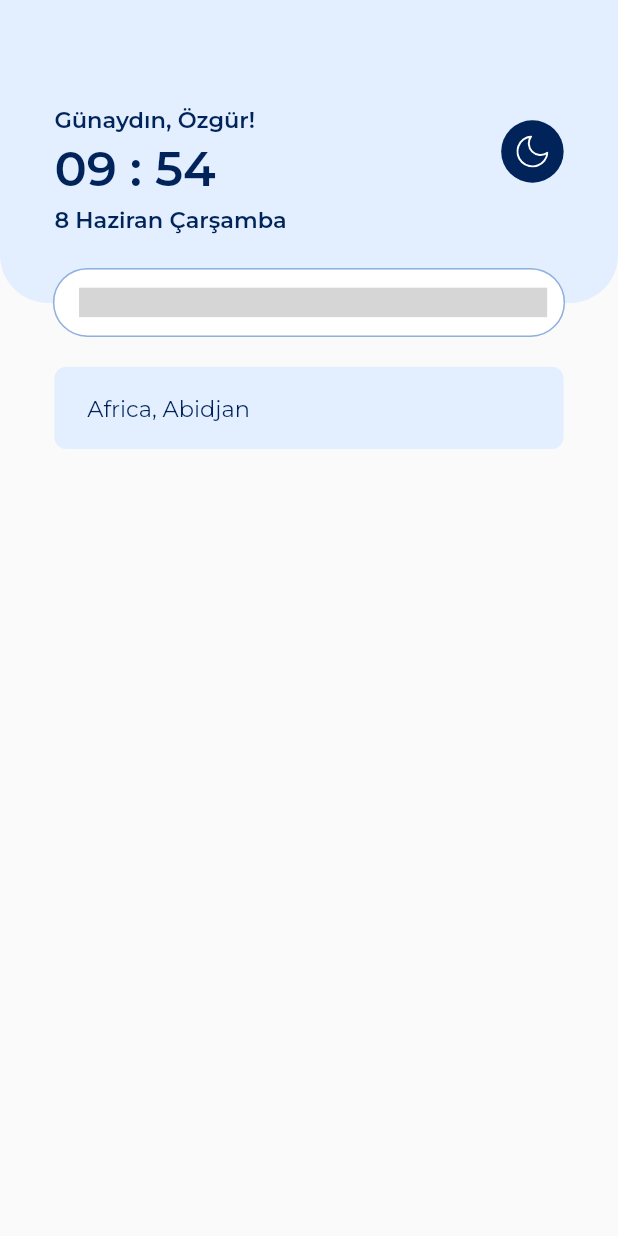
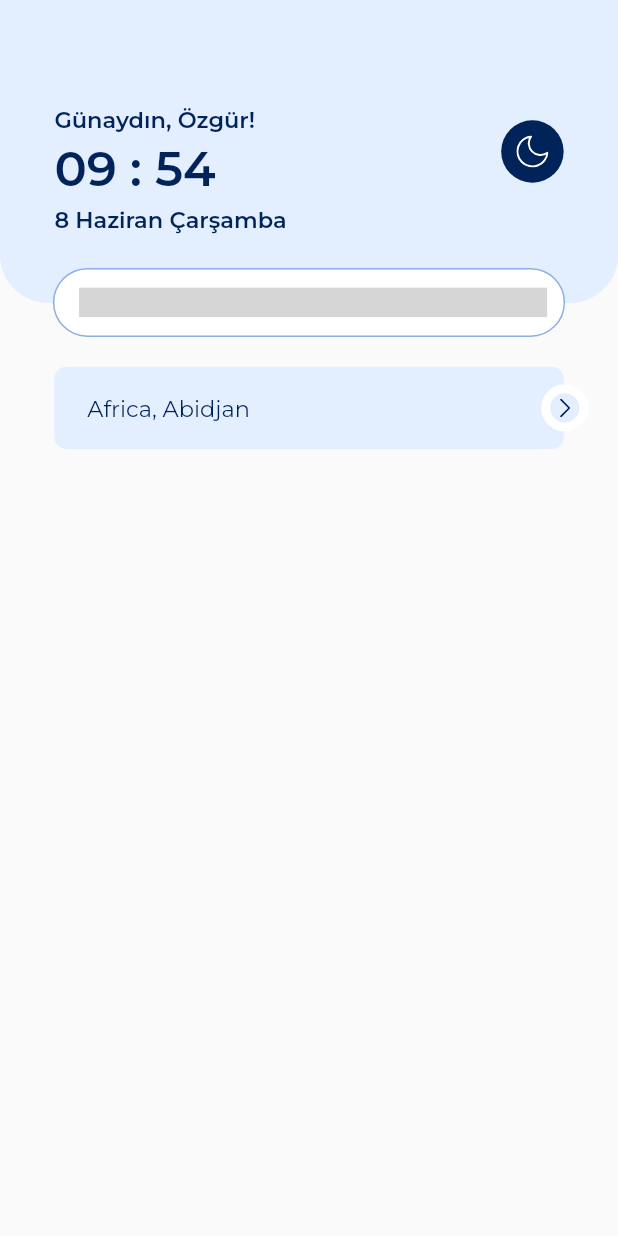
Before and after one commit to gunumdogdu/dop_world_clock_app, a Flutter app: the DashBoardScreen screen opened directly, on a phone screen of 412 x 824 dp. Run offline on Flutter 3.47's test engine with Material 2 defaults, Android fonts, the phone set to English and light mode, and no system bars; our stand-ins replace flutter_svg; grey boxes are pictures that could not be loaded.

Commit message:
time screen, componenets

```diff
--- a/lib/constants/icons.dart
+++ b/lib/constants/icons.dart
@@ -1,3 +1,6 @@
 const moonIcon = 'assets/icons/moon.svg';
 const dopLogoIcon = 'assets/icons/dop-logo.png';
 const searchIcon = 'assets/icons/search.svg';
+const frontNavIcon = 'assets/icons/frontNav.svg';
+const arrowLeftIcon = 'assets/icons/arrowleft.svg';
+const headlineImg = 'assets/icons/headline.png';
--- a/lib/screens/dashboard_screen.dart
+++ b/lib/screens/dashboard_screen.dart
@@ -4,6 +4,7 @@ import 'package:dop/constants/size.dart';
 import 'package:flutter/material.dart';
 import 'package:flutter_svg/flutter_svg.dart';
 
+import '../widgets/citynamebar.dart';
 import '../widgets/search_form.dart';
 import '../widgets/topbar.dart';
 
@@ -18,38 +19,13 @@ class DashBoardScreen extends StatelessWidget {
           Column(
             children: [
               const TopBar(),
-              SingleChildScrollView(
-                child: Column(
-                  children: [
               Padding(
-                      padding: EdgeInsets.fromLTRB(
-                        33.w,
-                        42.h,
-                        33.w,
-                        10.h,
+                padding: EdgeInsets.only(
+                  top: 42.h,
+                  bottom: 10.h,
                 ),
-                      child: Container(
-                        alignment: Alignment.centerLeft,
-                        decoration: const BoxDecoration(
-                          borderRadius: BorderRadius.all(
-                            Radius.circular(8.0),
+                child: const CityNameBar(),
               ),
-                          color: lightPrimaryColor,
-                        ),
-                        height: 54.h,
-                        width: double.infinity,
-                        child: Padding(
-                          padding: EdgeInsets.fromLTRB(20.w, 18.h, 20.w, 18.h),
-                          child: Text(
-                            'Africa, Abidjan',
-                            style: Theme.of(context).textTheme.bodyMedium,
-                          ),
-                        ),
-                      ),
-                    ),
-                  ],
-                ),
-              )
             ],
           ),
           Positioned(
@@ -57,7 +33,8 @@ class DashBoardScreen extends StatelessWidget {
             bottom: null,
             left: 0.w,
             right: 0.w,
-              child: SearchForm()),
+            child: const SearchForm(),
+          ),
         ],
       ),
     );
--- /dev/null
+++ b/lib/widgets/citynamebar.dart
@@ -0,0 +1,76 @@
+import 'package:dop/constants/size.dart';
+import 'package:dop/screens/thetime_screen.dart';
+import 'package:flutter/material.dart';
+import 'package:flutter_svg/svg.dart';
+
+import '../constants/color.dart';
+import '../constants/icons.dart';
+
+class CityNameBar extends StatelessWidget {
+  const CityNameBar({
+    super.key,
+  });
+
+  @override
+  Widget build(BuildContext context) {
+    return Stack(
+      children: [
+        Padding(
+          padding: EdgeInsets.symmetric(horizontal: 33.w),
+          child: Container(
+            alignment: Alignment.centerLeft,
+            decoration: const BoxDecoration(
+              borderRadius: BorderRadius.all(
+                Radius.circular(8.0),
+              ),
+              color: lightPrimaryColor,
+            ),
+            height: 54.h,
+            width: double.infinity,
+            child: Padding(
+              padding: EdgeInsets.fromLTRB(20.w, 18.h, 20.w, 18.h),
+              child: Text(
+                'Africa, Abidjan',
+                style: Theme.of(context).textTheme.bodyMedium,
+              ),
+            ),
+          ),
+        ),
+        Positioned(
+          left: null,
+          right: 18.w,
+          bottom: 11.h,
+          top: 11.h,
+          child: InkWell(
+            onTap: () {
+              Navigator.of(context).push(
+                MaterialPageRoute(
+                  builder: (_) => const TheTimeScreen(),
+                ),
+              );
+            },
+            child: Container(
+                height: 31.h,
+                width: 31.h,
+                decoration: BoxDecoration(
+                  shape: BoxShape.circle,
+                  border: Border.all(
+                    width: 6,
+                    color: Colors.white,
+                  ),
+                  color: lightPrimaryColor,
+                ),
+                child: Transform.scale(
+                  scale: 0.6,
+                  child: SvgPicture.asset(
+                    frontNavIcon,
+                    height: 9.92.h,
+                    width: 4.96.h,
+                  ),
+                )),
+          ),
+        ),
+      ],
+    );
+  }
+}
--- a/pubspec.yaml
+++ b/pubspec.yaml
@@ -65,6 +65,9 @@ flutter:
     - assets/icons/moon.svg
     - assets/icons/dop-logo.png
     - assets/icons/search.svg
+    - assets/icons/frontNav.svg
+    - assets/icons/arrowleft.svg
+    - assets/icons/headline.png
 
 
   # An image asset can refer to one or more resolution-specific "variants", see
```
Also changed, not shown: lib/screens/thetime_screen.dart (added, +45 -0 lines), assets/icons/arrowleft.svg (added), assets/icons/frontNav.svg (added), assets/icons/headline.png (added). Lines whose indentation alone changed are shown as unchanged.
